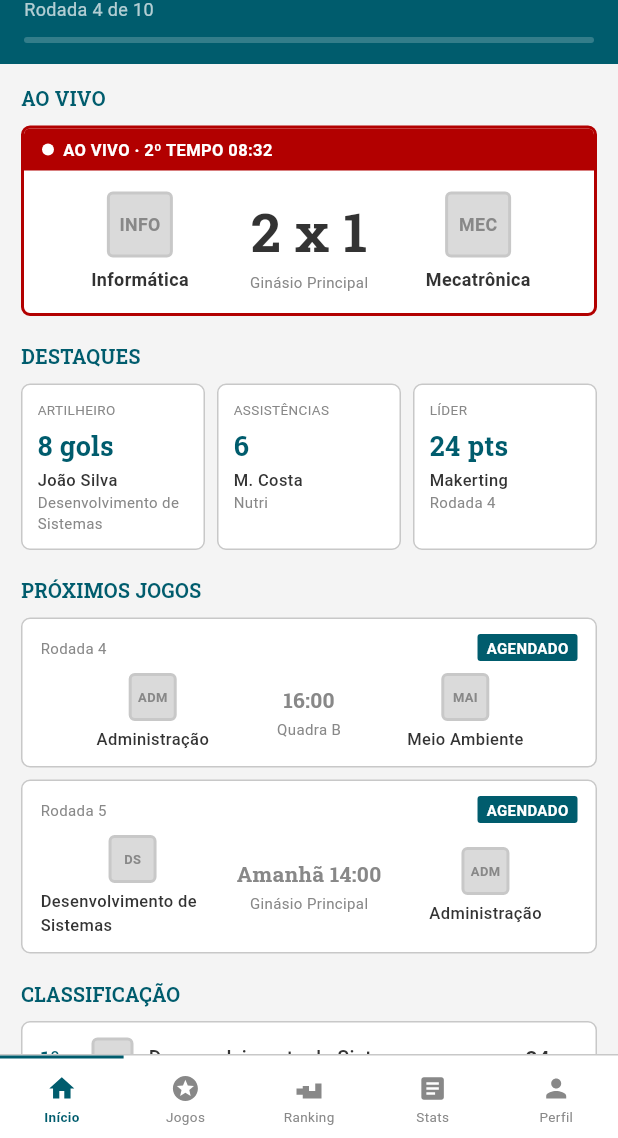
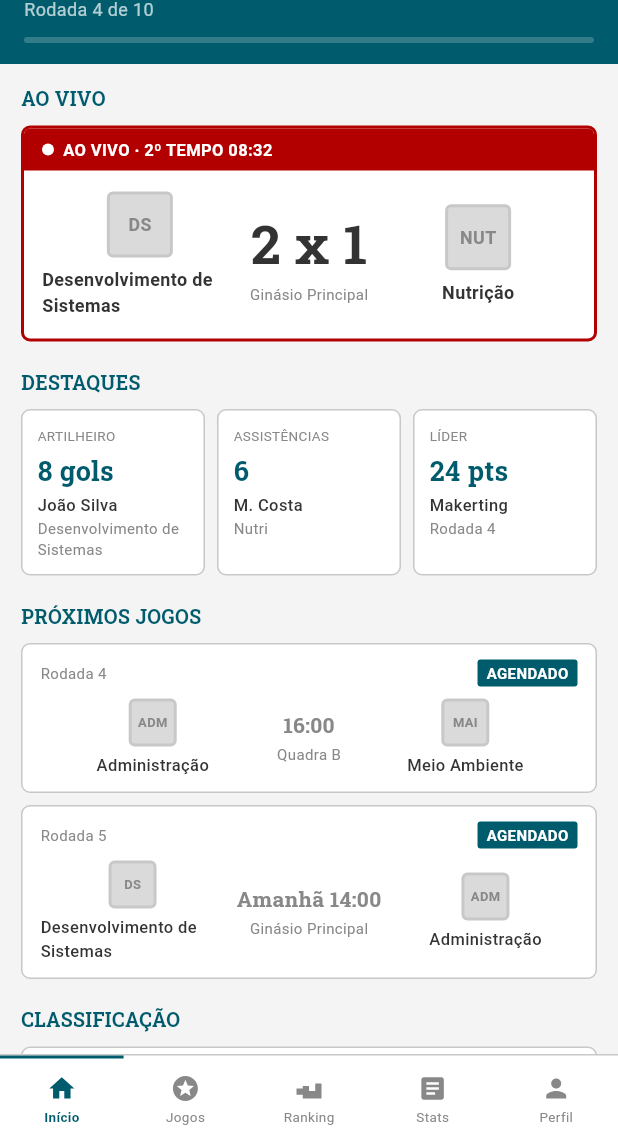
Before and after one commit to NichollasTenorio/Interclasse-App, a Flutter app: the screen it shows after launch, on a phone screen of 412 x 824 dp, the part 98-1236 px from its top. Run offline on Flutter 3.47's test engine with Material 3 defaults, Android fonts, the light colour scheme and no system bars; our stand-ins replace flutter_svg, google_fonts.

Commit message:
times mudados home screen

```diff
--- a/lib/screens/home_screen.dart
+++ b/lib/screens/home_screen.dart
@@ -103,7 +103,7 @@ class HomeScreen extends StatelessWidget {
                     children: [
                       const Expanded(
                         child: TeamColumn(
-                          abbr: 'INFO', name: 'Informática',
+                          abbr: 'DS', name: 'Desenvolvimento de Sistemas',
                           avatarSize: 44, nameSize: 12, nameWeight: FontWeight.w600, gap: 6,
                         ),
                       ),
@@ -117,7 +117,7 @@ class HomeScreen extends StatelessWidget {
                       ),
                       const Expanded(
                         child: TeamColumn(
-                          abbr: 'MEC', name: 'Mecatrônica',
+                          abbr: 'NUT', name: 'Nutrição',
                           avatarSize: 44, nameSize: 12, nameWeight: FontWeight.w600, gap: 6,
                         ),
                       ),
```
